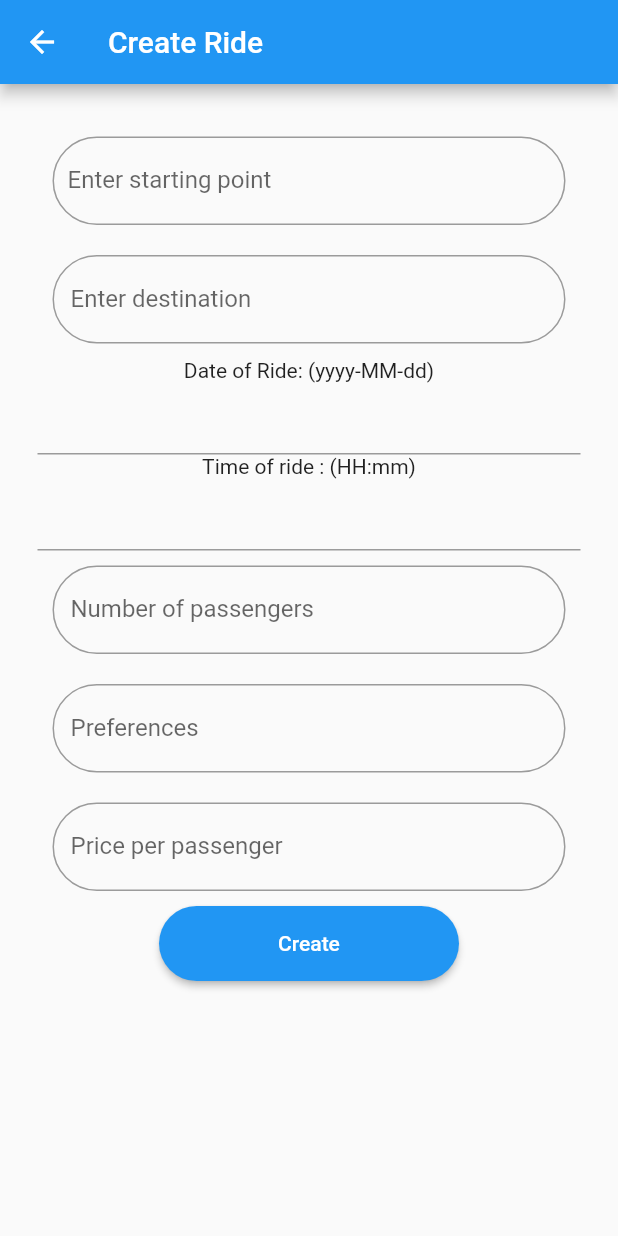
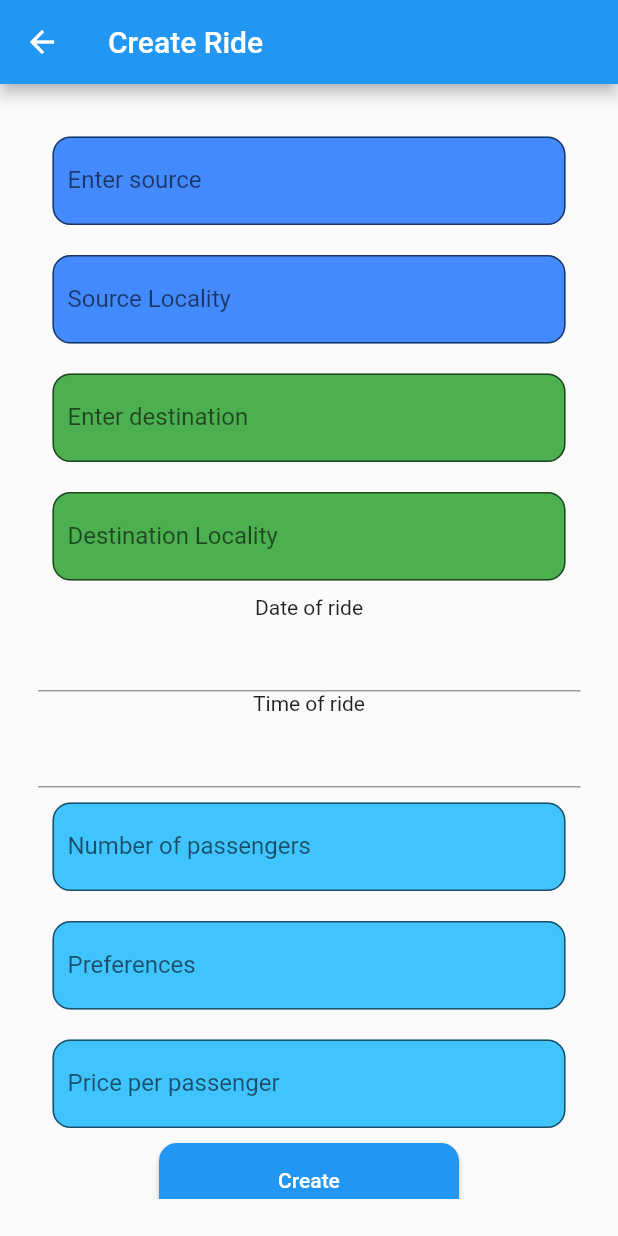
Before and after one commit to SaumitraChaskar/PoolMyCar, a Flutter app: the NewRidePage screen opened directly, on a phone screen of 412 x 824 dp. Run offline on Flutter 3.47's test engine with Material 2 defaults, Android fonts, the phone set to English and light mode, and no system bars; drawn by our look-alikes of datetime_picker_formfield; our stand-ins replace email_validator, firebase_auth, firebase_database; missing offline and left inert: mailer; accounts and stored records are empty.

Commit message:
many changes

```diff
--- a/lib/Setup/AddRide.dart
+++ b/lib/Setup/AddRide.dart
@@ -22,6 +22,8 @@ class NewRidePageState extends State<NewRidePage> {
   final timeController = TextEditingController();
   final countController = TextEditingController();
   final preferenceController = TextEditingController();
+  final subSourceController = TextEditingController();
+  final subDestinationController = TextEditingController();
   final priceppController = TextEditingController();
   final dateformat = DateFormat("yyyy-MM-dd");
   final timeformat = DateFormat("HH:mm");
@@ -38,6 +40,8 @@ class NewRidePageState extends State<NewRidePage> {
     preferenceController.addListener(_printLatestValue);
     priceppController.addListener(_printLatestValue);
     timeController.addListener(_printLatestValue);
+    subSourceController.addListener(_printLatestValue);
+    subDestinationController.addListener(_printLatestValue);
   }
 
     _printLatestValue() {
@@ -56,6 +60,8 @@ class NewRidePageState extends State<NewRidePage> {
     preferenceController.dispose();
     priceppController.dispose();
     timeController.dispose();
+    subSourceController.addListener(_printLatestValue);
+    subDestinationController.addListener(_printLatestValue);
     super.dispose();
   }
 
@@ -77,10 +83,12 @@ class NewRidePageState extends State<NewRidePage> {
           TextFormField(
             autofocus: false,
             decoration: InputDecoration(
-          labelText: 'Enter starting point',
+              fillColor: Colors.blueAccent,
+              filled: true,
               contentPadding: new EdgeInsets.fromLTRB(
                   10.0, 30.0, 10.0, 10.0),
-          border: OutlineInputBorder(borderRadius: BorderRadius.circular(32.0)),
+          labelText: 'Enter source',
+          border: OutlineInputBorder(borderRadius: BorderRadius.circular(12.0)),
           ),
           validator: (value) {
           if (value.isEmpty) {
@@ -97,8 +105,27 @@ class NewRidePageState extends State<NewRidePage> {
               TextFormField(
                 autofocus: false,
                 decoration: InputDecoration(
+                  fillColor: Colors.blueAccent,
+                  filled: true,
+                  contentPadding: new EdgeInsets.fromLTRB(
+                      10.0, 30.0, 10.0, 10.0),
+                  labelText: 'Source Locality',
+                  border:OutlineInputBorder(borderRadius: BorderRadius.circular(12.0)),
+                ),
+                controller: subSourceController,
+              )),
+          new Padding(
+            padding: EdgeInsets.all(10.0),
+            child:
+          TextFormField(
+            autofocus: false,
+            decoration: InputDecoration(
+              fillColor: Colors.green,
+              filled: true,
+              contentPadding: new EdgeInsets.fromLTRB(
+                  10.0, 30.0, 10.0, 10.0),
           labelText: 'Enter destination',
-          border: OutlineInputBorder(borderRadius: BorderRadius.circular(32.0), gapPadding: 30.0 ),
+          border: OutlineInputBorder(borderRadius: BorderRadius.circular(12.0), gapPadding: 30.0 ),
           ),
           validator: (input) {
           if (input.isEmpty) {
@@ -108,20 +135,35 @@ class NewRidePageState extends State<NewRidePage> {
             },
             controller: myController2,
             )),
+          new Padding(
+              padding: EdgeInsets.all(10.0),
+              child:
+              TextFormField(
+                autofocus: false,
+                decoration: InputDecoration(
+                  fillColor: Colors.green,
+                  filled: true,
+                  contentPadding: new EdgeInsets.fromLTRB(
+                      10.0, 30.0, 10.0, 10.0),
+                  labelText: 'Destination Locality',
+                  border:OutlineInputBorder(borderRadius: BorderRadius.circular(12.0)),
+                ),
+                controller: subDestinationController,
+              )),
 
-Text('Date of Ride: (${dateformat.pattern})'),
+            Text('Date of ride'),
             DateTimeField(
             format: dateformat,
             onShowPicker: (context, currentValue) {
             return showDatePicker(
             context: context,
-    firstDate: DateTime(1900),
-    initialDate: currentValue ?? DateTime.now(),
-    lastDate: DateTime(2100));
+                firstDate: DateTime.now().subtract(Duration(days: 1)),
+                initialDate: DateTime.now(),
+                lastDate: DateTime.now().add(Duration(days:30)));
           },
             controller: myController3,
             ),
-      Text('Time of ride : (${timeformat.pattern})'),
+            Text('Time of ride'),
             DateTimeField(
           format: timeformat,
           onShowPicker: (context, currentValue) async {
@@ -145,8 +187,12 @@ DateTimeField(
               WhitelistingTextInputFormatter.digitsOnly
               ],
                   decoration: InputDecoration(
+                    fillColor: Colors.lightBlueAccent,
+                    filled: true,
+                    contentPadding: new EdgeInsets.fromLTRB(
+                        10.0, 30.0, 10.0, 10.0),
                   labelText:"Number of passengers",
-            border:OutlineInputBorder(borderRadius: BorderRadius.circular(32.0)),
+                  border:OutlineInputBorder(borderRadius: BorderRadius.circular(12.0)),
             //hintText: "whatever you want",
         //icon: Icon(Icons.phone_iphone)
         ),
@@ -158,8 +204,12 @@ DateTimeField(
               TextFormField(
                   autofocus: false,
                   decoration: InputDecoration(
+                    fillColor: Colors.lightBlueAccent,
+                    filled: true,
+                    contentPadding: new EdgeInsets.fromLTRB(
+                        10.0, 30.0, 10.0, 10.0),
                   labelText: 'Preferences',
-                border:OutlineInputBorder(borderRadius: BorderRadius.circular(32.0)),
+                  border:OutlineInputBorder(borderRadius: BorderRadius.circular(12.0)),
                 ),
         controller: preferenceController,
       )),
@@ -174,10 +224,12 @@ DateTimeField(
               WhitelistingTextInputFormatter.digitsOnly
               ],
                 decoration: InputDecoration(
+                  fillColor: Colors.lightBlueAccent,
+                  filled: true,
+                  contentPadding: new EdgeInsets.fromLTRB(
+                      10.0, 30.0, 10.0, 10.0),
                 labelText:"Price per passenger",
-            border:OutlineInputBorder(borderRadius: BorderRadius.circular(32.0)),
-            //hintText: "whatever you want",
-        //icon: Icon(Icons.phone_iphone)
+              border:OutlineInputBorder(borderRadius: BorderRadius.circular(12.0)),
         ),
     controller: priceppController,
     )),
@@ -191,14 +243,12 @@ DateTimeField(
                   context: context,
                   builder: (context) {
                   return AlertDialog(
-              // Retrieve the text the user has entered by using the
-              // TextEditingController.
                     content: Text("Ride created!"),
         );
         },
       );
       },
-        shape: RoundedRectangleBorder(borderRadius: new BorderRadius.circular(30.0)),
+        shape: RoundedRectangleBorder(borderRadius: new BorderRadius.circular(12.0)),
                   child: Text('Create',
                   style: TextStyle(color: Colors.white),),
         ),
@@ -224,6 +274,8 @@ DateTimeField(
       'pricepp': int.parse(priceppController.text),
       'preferences':preferenceController.text,
       'rideId':k,
+      'subsource':subSourceController.text,
+      'subdest':subDestinationController.text,
     });
 
     DBRef.child("carowner").child(user.uid).child("rides").set({
--- a/lib/Setup/feedback.dart
+++ b/lib/Setup/feedback.dart
@@ -44,7 +44,7 @@ class MyCustomForm extends StatefulWidget {
 
   @override
   MyCustomFormState createState() {
-    return MyCustomFormState(rideId: this.rideId);
+//    return MyCustomFormState(rideId: this.rideId);
   }
 }
 
--- a/lib/Setup/userhome.dart
+++ b/lib/Setup/userhome.dart
@@ -174,7 +174,7 @@ class _UserHomePageState extends State<UserHomePage> {
 
   void navigateToFeedbackPage()
   {
-    Navigator.push(context,MaterialPageRoute(builder: (context)=> FeedbackPage(),fullscreenDialog: true));
+//    Navigator.push(context,MaterialPageRoute(builder: (context)=> FeedbackPage(),fullscreenDialog: true));
   }
 
   void navigateToTabs()
--- a/lib/Setup/welcome.dart
+++ b/lib/Setup/welcome.dart
@@ -90,7 +90,7 @@ class _WelcomePageState extends State<WelcomePage> {
 
   void navigateToFeedbackPage()
   {
-    Navigator.push(context,MaterialPageRoute(builder: (context)=> FeedbackPage(),fullscreenDialog: true));
+//    Navigator.push(context,MaterialPageRoute(builder: (context)=> FeedbackPage(),fullscreenDialog: true));
   }
 
   void navigateToTabs()
```
Also changed, not shown: lib/Setup/card_view.dart (+41 -36 lines), lib/Setup/searchRide.dart (+74 -36 lines), lib/Setup/userrides.dart (+38 -28 lines). Lines whose indentation alone changed are shown as unchanged.
